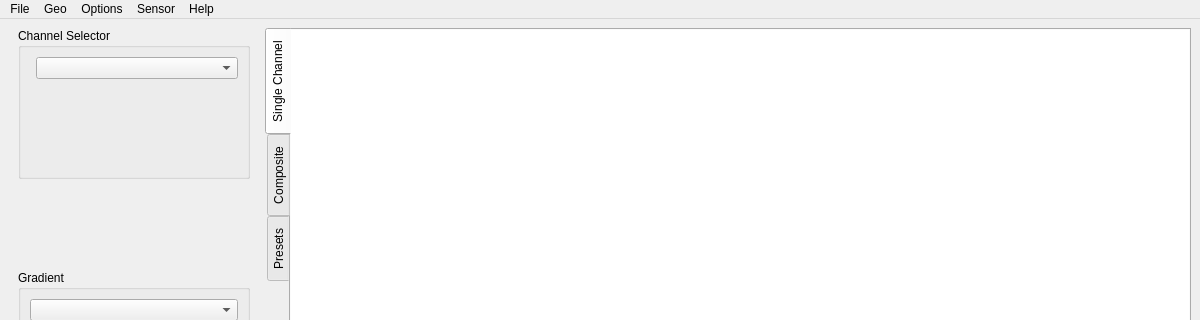
Old version of the form src/qt/mainwindow.ui in the repository Xerbo/LeanHRPT-Decode; both pictures show x 0 to 1200 and y 0 to 320 of the 1200 by 660 pixel window.
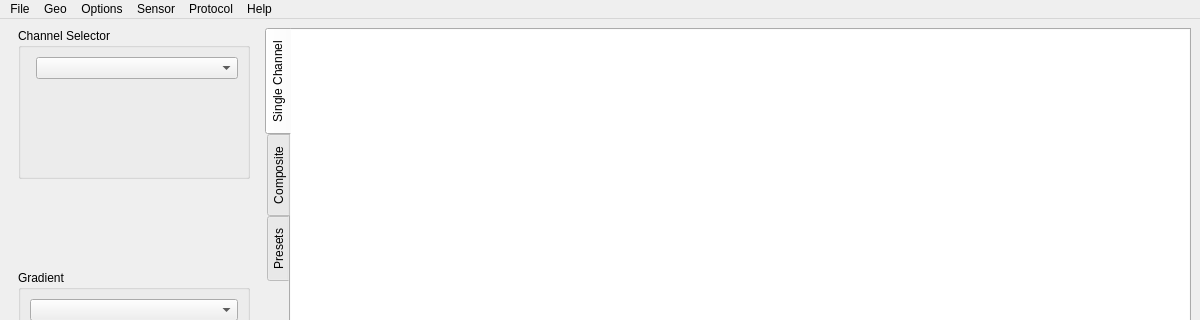
New version of the form. Icons and pictures are not drawn. Custom widgets are drawn as their Qt base class.

Commit message: Add manual protocol override

```diff
--- a/src/qt/mainwindow.ui
+++ b/src/qt/mainwindow.ui
@@ -524,10 +524,20 @@
     <addaction name="actionEnable_Map"/>
     <addaction name="actionEnable_Landmarks"/>
    </widget>
+   <widget class="QMenu" name="menuProtocol">
+    <property name="title">
+     <string>Protocol</string>
+    </property>
+    <addaction name="actionProtocolAutomatic"/>
+    <addaction name="actionProtocolMeteorHRPT"/>
+    <addaction name="actionProtocolPOESGAC"/>
+    <addaction name="actionProtocolPOESHRPT"/>
+   </widget>
    <addaction name="menuFile"/>
    <addaction name="menuGeo"/>
    <addaction name="menuOptions"/>
    <addaction name="menuSensor"/>
+   <addaction name="menuProtocol"/>
    <addaction name="menuHelp"/>
   </widget>
   <widget class="QStatusBar" name="statusbar"/>
```
Left out of the diff: 69 changed lines with no effect on the pictures. The commit also changes 5 other files.
